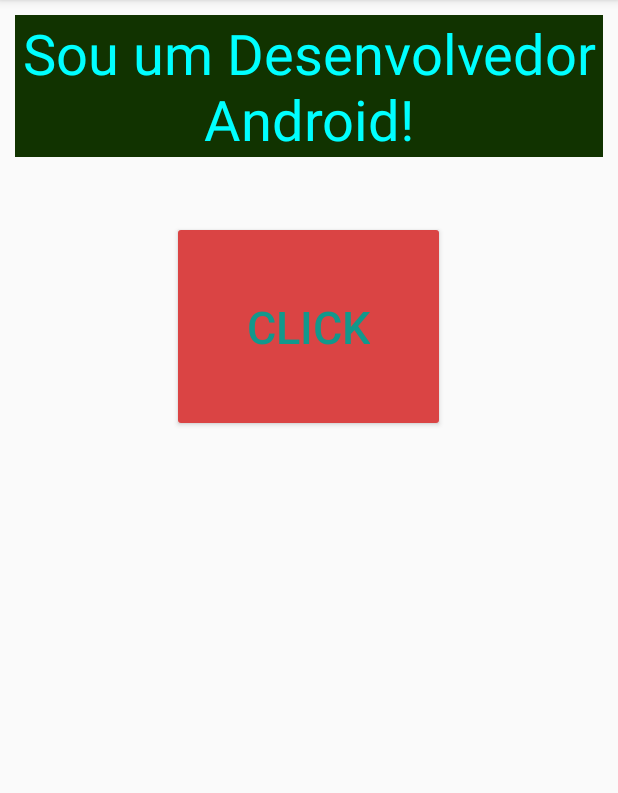
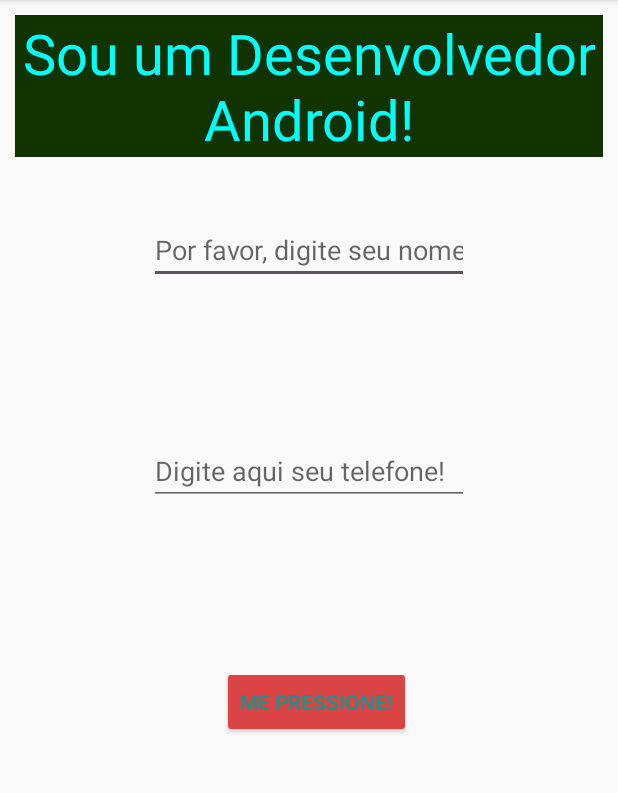
Before and after one commit to ViniciusNemTrindade/AndroidCurso, an Android app: the screen it shows after launch (MainActivity), on a phone screen of 412 x 824 dp, the part 84-877 px from its top. Run offline under Robolectric (Android 15) with nearby library versions, the phone set to English and light mode, and no system bars.

Commit message:
Caixa de textos editaveis, como por exemplo: Nomes e números de telefone

```diff
--- a/HelloWorldApp/app/src/main/java/com/vinicius/helloworldapp/MainActivity.java
+++ b/HelloWorldApp/app/src/main/java/com/vinicius/helloworldapp/MainActivity.java
@@ -5,6 +5,7 @@ import androidx.appcompat.app.AppCompatActivity;
 import android.os.Bundle;
 import android.util.Log;
 import android.view.View;
+import android.widget.EditText;
 import android.widget.TextView;
 
 public class MainActivity extends AppCompatActivity {
@@ -14,8 +15,14 @@ public class MainActivity extends AppCompatActivity {
 
         // int resultado = 5 * 3;
         // Log.i("Operacao: ", resultado + "");
-        TextView texto = findViewById(R.id.texto);
-        Log.i("TAG", texto.getText().toString());
+        // TextView texto = findViewById(R.id.texto);
+        // Log.i("TAG", texto.getText().toString());
+//        EditText edtNome = findViewById(R.id.editeTexto);
+//        Log.i("NOME: ", edtNome.getText().toString());
+
+        EditText edtNumTelefone = findViewById(R.id.editeTelefone);
+        Log.i("NÚMERO: ", edtNumTelefone.getText().toString());
+
     }
 
     @Override
--- a/HelloWorldApp/app/src/main/res/layout/activity_main.xml
+++ b/HelloWorldApp/app/src/main/res/layout/activity_main.xml
@@ -2,6 +2,7 @@
 <RelativeLayout xmlns:android="http://schemas.android.com/apk/res/android"
     xmlns:app="http://schemas.android.com/apk/res-auto"
     xmlns:tools="http://schemas.android.com/tools"
+    android:id="@+id/editeNome"
     android:layout_width="match_parent"
     android:layout_height="match_parent"
     android:outlineAmbientShadowColor="#403939"
@@ -23,15 +24,39 @@
         android:layout_width="wrap_content"
         android:layout_height="wrap_content"
         android:layout_alignParentTop="true"
+        android:layout_alignParentEnd="true"
         android:layout_centerHorizontal="true"
-        android:layout_marginTop="147dp"
+        android:layout_marginTop="444dp"
+        android:layout_marginEnd="138dp"
         android:backgroundTint="#DA4444"
         android:onClick="btnPressionar"
-        android:padding="50dp"
-        android:text="Click"
+        android:text="Me pressione!"
         android:textAlignment="center"
-        android:textColor="#12988C"
-        android:textSize="30sp" />
+        android:textColor="#12988C" />
+
+    <EditText
+        android:id="@+id/editeTexto"
+        android:layout_width="wrap_content"
+        android:layout_height="wrap_content"
+        android:layout_alignParentTop="false"
+        android:layout_alignParentEnd="false"
+        android:layout_centerHorizontal="true"
+        android:layout_marginTop="144dp"
+        android:layout_marginEnd="85dp"
+        android:ems="10"
+        android:hint="Por favor, digite seu nome!"
+        android:inputType="textPersonName" />
+
+    <EditText
+        android:id="@+id/editeTelefone"
+        android:layout_width="wrap_content"
+        android:layout_height="wrap_content"
+        android:layout_alignParentTop="true"
+        android:layout_centerHorizontal="true"
+        android:layout_marginTop="291dp"
+        android:ems="10"
+        android:hint="Digite aqui seu telefone!"
+        android:inputType="phone" />
 
 
 </RelativeLayout>
```
